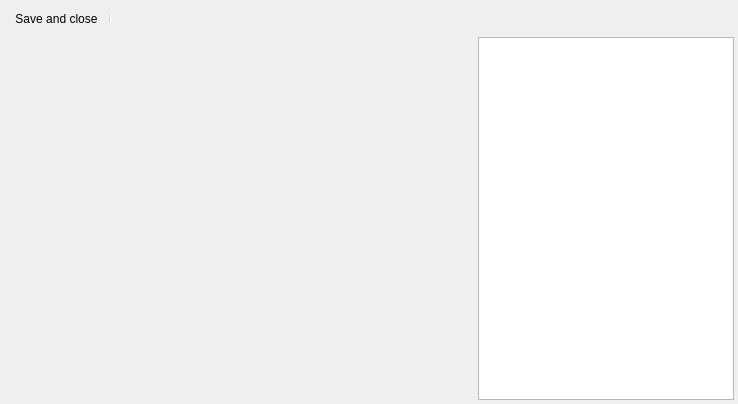
First picture: the form in Editors/PathEditor.ui, repository enigma-dev/RadialGM, before the edit.
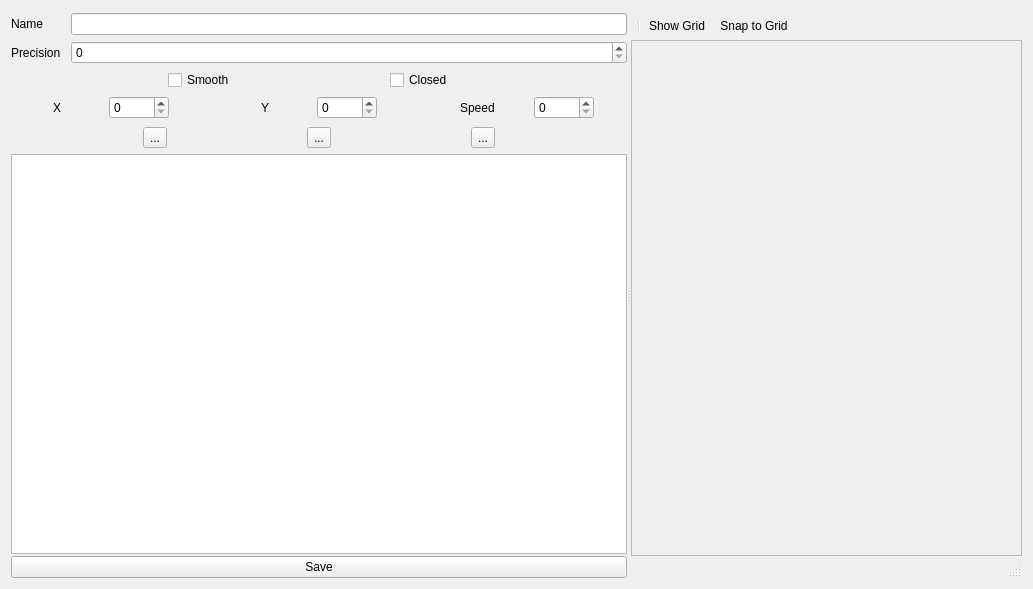
Second picture: the form after the edit. Icons and pictures are not drawn. Custom widgets are drawn as their Qt base class.

The edit to the form file:
```diff
--- a/Editors/PathEditor.ui
+++ b/Editors/PathEditor.ui
@@ -6,8 +6,8 @@
    <rect>
     <x>0</x>
     <y>0</y>
-    <width>738</width>
-    <height>404</height>
+    <width>1033</width>
+    <height>589</height>
    </rect>
   </property>
   <property name="sizePolicy">
@@ -26,201 +26,659 @@
   <property name="Josh" stdset="0">
    <string>helloenigmasssss</string>
   </property>
-  <layout class="QVBoxLayout" name="verticalLayout" stretch="0,3">
-   <property name="spacing">
-    <number>4</number>
-   </property>
-   <property name="leftMargin">
-    <number>4</number>
-   </property>
-   <property name="topMargin">
-    <number>4</number>
-   </property>
-   <property name="rightMargin">
-    <number>4</number>
-   </property>
-   <property name="bottomMargin">
-    <number>4</number>
-   </property>
+  <layout class="QVBoxLayout" name="verticalLayout">
    <item>
-    <widget class="QToolBar" name="mainToolBar">
-     <property name="sizePolicy">
-      <sizepolicy hsizetype="Fixed" vsizetype="Fixed">
-       <horstretch>0</horstretch>
-       <verstretch>0</verstretch>
-      </sizepolicy>
-     </property>
-     <property name="iconSize">
-      <size>
-       <width>24</width>
-       <height>24</height>
-      </size>
-     </property>
-     <property name="floatable">
-      <bool>true</bool>
-     </property>
-     <addaction name="actionSave"/>
-     <addaction name="separator"/>
+    <widget class="QWidget" name="widget" native="true">
+     <layout class="QVBoxLayout" name="verticalLayout_4">
+      <property name="spacing">
+       <number>0</number>
+      </property>
+      <property name="leftMargin">
+       <number>0</number>
+      </property>
+      <property name="topMargin">
+       <number>0</number>
+      </property>
+      <property name="rightMargin">
+       <number>0</number>
+      </property>
+      <property name="bottomMargin">
+       <number>0</number>
+      </property>
+      <item>
+       <widget class="QSplitter" name="splitter">
+        <property name="sizePolicy">
+         <sizepolicy hsizetype="Preferred" vsizetype="Preferred">
+          <horstretch>0</horstretch>
+          <verstretch>0</verstretch>
+         </sizepolicy>
+        </property>
+        <property name="orientation">
+         <enum>Qt::Horizontal</enum>
+        </property>
+        <widget class="QWidget" name="pointsEditWidget" native="true">
+         <property name="sizePolicy">
+          <sizepolicy hsizetype="Fixed" vsizetype="Preferred">
+           <horstretch>0</horstretch>
+           <verstretch>0</verstretch>
+          </sizepolicy>
+         </property>
+         <property name="minimumSize">
+          <size>
+           <width>0</width>
+           <height>0</height>
+          </size>
+         </property>
+         <property name="baseSize">
+          <size>
+           <width>0</width>
+           <height>0</height>
+          </size>
+         </property>
+         <layout class="QVBoxLayout" name="verticalLayout_3">
+          <property name="spacing">
+           <number>2</number>
+          </property>
+          <property name="sizeConstraint">
+           <enum>QLayout::SetDefaultConstraint</enum>
+          </property>
+          <property name="leftMargin">
+           <number>0</number>
+          </property>
+          <property name="topMargin">
+           <number>0</number>
+          </property>
+          <property name="rightMargin">
+           <number>0</number>
+          </property>
+          <property name="bottomMargin">
+           <number>0</number>
+          </property>
+          <item>
+           <widget class="QWidget" name="nameWidget" native="true">
+            <layout class="QHBoxLayout" name="horizontalLayout">
+             <property name="spacing">
+              <number>0</number>
+             </property>
+             <property name="leftMargin">
+              <number>0</number>
+             </property>
+             <property name="topMargin">
+              <number>2</number>
+             </property>
+             <property name="rightMargin">
+              <number>0</number>
+             </property>
+             <property name="bottomMargin">
+              <number>2</number>
+             </property>
+             <item>
+              <widget class="QLabel" name="nameLabel">
+               <property name="sizePolicy">
+                <sizepolicy hsizetype="Fixed" vsizetype="Preferred">
+                 <horstretch>0</horstretch>
+                 <verstretch>0</verstretch>
+                </sizepolicy>
+               </property>
+               <property name="minimumSize">
+                <size>
+                 <width>60</width>
+                 <height>0</height>
+                </size>
+               </property>
+               <property name="text">
+                <string>Name</string>
+               </property>
+              </widget>
+             </item>
+             <item>
+              <widget class="QLineEdit" name="nameEdit"/>
+             </item>
+            </layout>
+           </widget>
+          </item>
+          <item>
+           <widget class="QWidget" name="precisionWidget" native="true">
+            <layout class="QHBoxLayout" name="horizontalLayout_10">
+             <property name="spacing">
+              <number>0</number>
+             </property>
+             <property name="leftMargin">
+              <number>0</number>
+             </property>
+             <property name="topMargin">
+              <number>2</number>
+             </property>
+             <property name="rightMargin">
+              <number>0</number>
+             </property>
+             <property name="bottomMargin">
+              <number>2</number>
+             </property>
+             <item>
+              <widget class="QLabel" name="precisionLabel">
+               <property name="sizePolicy">
+                <sizepolicy hsizetype="Fixed" vsizetype="Preferred">
+                 <horstretch>0</horstretch>
+                 <verstretch>0</verstretch>
+                </sizepolicy>
+               </property>
+               <property name="minimumSize">
+                <size>
+                 <width>60</width>
+                 <height>0</height>
+                </size>
+               </property>
+               <property name="text">
+                <string>Precision</string>
+               </property>
+              </widget>
+             </item>
+             <item>
+              <widget class="QSpinBox" name="precisionSpinBox">
+               <property name="sizePolicy">
+                <sizepolicy hsizetype="Preferred" vsizetype="Fixed">
+                 <horstretch>0</horstretch>
+                 <verstretch>0</verstretch>
+                </sizepolicy>
+               </property>
+              </widget>
+             </item>
+            </layout>
+           </widget>
+          </item>
+          <item>
+           <widget class="QWidget" name="linePropsWidget" native="true">
+            <layout class="QHBoxLayout" name="horizontalLayout_11">
+             <property name="leftMargin">
+              <number>2</number>
+             </property>
+             <property name="topMargin">
+              <number>0</number>
+             </property>
+             <property name="rightMargin">
+              <number>10</number>
+             </property>
+             <property name="bottomMargin">
+              <number>0</number>
+             </property>
+             <item>
+              <widget class="QWidget" name="widget_3" native="true">
+               <layout class="QHBoxLayout" name="horizontalLayout_7">
+                <property name="spacing">
+                 <number>0</number>
+                </property>
+                <property name="leftMargin">
+                 <number>0</number>
+                </property>
+                <property name="topMargin">
+                 <number>2</number>
+                </property>
+                <property name="bottomMargin">
+                 <number>2</number>
+                </property>
+                <item>
+                 <widget class="QCheckBox" name="smoothCheckBox">
+                  <property name="sizePolicy">
+                   <sizepolicy hsizetype="Fixed" vsizetype="Fixed">
+                    <horstretch>0</horstretch>
+                    <verstretch>0</verstretch>
+                   </sizepolicy>
+                  </property>
+                  <property name="text">
+                   <string>Smooth</string>
+                  </property>
+                 </widget>
+                </item>
+                <item>
+                 <widget class="QCheckBox" name="closedCheckBox">
+                  <property name="sizePolicy">
+                   <sizepolicy hsizetype="Fixed" vsizetype="Fixed">
+                    <horstretch>0</horstretch>
+                    <verstretch>0</verstretch>
+                   </sizepolicy>
+                  </property>
+                  <property name="text">
+                   <string>Closed</string>
+                  </property>
+                 </widget>
+                </item>
+               </layout>
+              </widget>
+             </item>
+            </layout>
+           </widget>
+          </item>
+          <item>
+           <widget class="QWidget" name="newPointWidget" native="true">
+            <layout class="QHBoxLayout" name="horizontalLayout_6">
+             <property name="spacing">
+              <number>8</number>
+             </property>
+             <property name="leftMargin">
+              <number>0</number>
+             </property>
+             <property name="topMargin">
+              <number>2</number>
+             </property>
+             <property name="rightMargin">
+              <number>0</number>
+             </property>
+             <property name="bottomMargin">
+              <number>2</number>
+             </property>
+             <item>
+              <widget class="QWidget" name="xWidget" native="true">
+               <property name="sizePolicy">
+                <sizepolicy hsizetype="Preferred" vsizetype="Fixed">
+                 <horstretch>0</horstretch>
+                 <verstretch>0</verstretch>
+                </sizepolicy>
+               </property>
+               <layout class="QHBoxLayout" name="horizontalLayout_3">
+                <property name="spacing">
+                 <number>6</number>
+                </property>
+                <property name="leftMargin">
+                 <number>0</number>
+                </property>
+                <property name="topMargin">
+                 <number>0</number>
+                </property>
+                <property name="rightMargin">
+                 <number>0</number>
+                </property>
+                <property name="bottomMargin">
+                 <number>0</number>
+                </property>
+                <item>
+                 <widget class="QLabel" name="xLabel">
+                  <property name="sizePolicy">
+                   <sizepolicy hsizetype="Fixed" vsizetype="Preferred">
+                    <horstretch>0</horstretch>
+                    <verstretch>0</verstretch>
+                   </sizepolicy>
+                  </property>
+                  <property name="text">
+                   <string>X</string>
+                  </property>
+                 </widget>
+                </item>
+                <item>
+                 <widget class="QSpinBox" name="xSpinBox">
+                  <property name="sizePolicy">
+                   <sizepolicy hsizetype="Fixed" vsizetype="Preferred">
+                    <horstretch>0</horstretch>
+                    <verstretch>0</verstretch>
+                   </sizepolicy>
+                  </property>
+                  <property name="minimumSize">
+                   <size>
+                    <width>60</width>
+                    <height>0</height>
+                   </size>
+                  </property>
+                 </widget>
+                </item>
+               </layout>
+              </widget>
+             </item>
+             <item>
+              <widget class="QWidget" name="yWidget" native="true">
+               <layout class="QHBoxLayout" name="horizontalLayout_4">
+                <property name="leftMargin">
+                 <number>0</number>
+                </property>
+                <property name="topMargin">
+                 <number>0</number>
+                </property>
+                <property name="rightMargin">
+                 <number>0</number>
+                </property>
+                <property name="bottomMargin">
+                 <number>0</number>
+                </property>
+                <item>
+                 <widget class="QLabel" name="yLabel">
+                  <property name="sizePolicy">
+                   <sizepolicy hsizetype="Fixed" vsizetype="Preferred">
+                    <horstretch>0</horstretch>
+                    <verstretch>0</verstretch>
+                   </sizepolicy>
+                  </property>
+                  <property name="text">
+                   <string>Y</string>
+                  </property>
+                 </widget>
+                </item>
+                <item>
+                 <widget class="QSpinBox" name="yspinBox">
+                  <property name="sizePolicy">
+                   <sizepolicy hsizetype="Fixed" vsizetype="Fixed">
+                    <horstretch>0</horstretch>
+                    <verstretch>0</verstretch>
+                   </sizepolicy>
+                  </property>
+                  <property name="minimumSize">
+                   <size>
+                    <width>60</width>
+                    <height>0</height>
+                   </size>
+                  </property>
+                 </widget>
+                </item>
+               </layout>
+              </widget>
+             </item>
+             <item>
+              <widget class="QWidget" name="spdWidget" native="true">
+               <property name="sizePolicy">
+                <sizepolicy hsizetype="Preferred" vsizetype="Fixed">
+                 <horstretch>0</horstretch>
+                 <verstretch>0</verstretch>
+                </sizepolicy>
+               </property>
+               <layout class="QHBoxLayout" name="horizontalLayout_5">
+                <property name="leftMargin">
+                 <number>0</number>
+                </property>
+                <property name="topMargin">
+                 <number>0</number>
+                </property>
+                <property name="rightMargin">
+                 <number>0</number>
+                </property>
+                <property name="bottomMargin">
+                 <number>0</number>
+                </property>
+                <item>
+                 <widget class="QLabel" name="speedLabel">
+                  <property name="sizePolicy">
+                   <sizepolicy hsizetype="Fixed" vsizetype="Preferred">
+                    <horstretch>0</horstretch>
+                    <verstretch>0</verstretch>
+                   </sizepolicy>
+                  </property>
+                  <property name="text">
+                   <string>Speed</string>
+                  </property>
+                 </widget>
+                </item>
+                <item>
+                 <widget class="QSpinBox" name="speedSpinBox">
+                  <property name="sizePolicy">
+                   <sizepolicy hsizetype="Fixed" vsizetype="Preferred">
+                    <horstretch>0</horstretch>
+                    <verstretch>0</verstretch>
+                   </sizepolicy>
+                  </property>
+                  <property name="minimumSize">
+                   <size>
+                    <width>60</width>
+                    <height>0</height>
+                   </size>
+                  </property>
+                 </widget>
+                </item>
+               </layout>
+              </widget>
+             </item>
+            </layout>
+           </widget>
+          </item>
+          <item>
+           <widget class="QWidget" name="pointListButtons" native="true">
+            <layout class="QHBoxLayout" name="horizontalLayout_8">
+             <property name="spacing">
+              <number>8</number>
+             </property>
+             <property name="leftMargin">
+              <number>0</number>
+             </property>
+             <property name="topMargin">
+              <number>4</number>
+             </property>
+             <property name="rightMargin">
+              <number>0</number>
+             </property>
+             <property name="bottomMargin">
+              <number>4</number>
+             </property>
+             <item>
+              <widget class="QToolButton" name="addPointButton">
+               <property name="text">
+                <string>...</string>
+               </property>
+               <property name="icon">
+                <iconset resource="../images.qrc">
+                 <normaloff>:/actions/add.png</normaloff>:/actions/add.png</iconset>
+               </property>
+              </widget>
+             </item>
+             <item>
+              <widget class="QToolButton" name="insertPointButton">
+               <property name="text">
+                <string>...</string>
+               </property>
+               <property name="icon">
+                <iconset resource="../images.qrc">
+                 <normaloff>:/actions/edit.png</normaloff>:/actions/edit.png</iconset>
+               </property>
+              </widget>
+             </item>
+             <item>
+              <widget class="QToolButton" name="deletePointButton">
+               <property name="text">
+                <string>...</string>
+               </property>
+               <property name="icon">
+                <iconset resource="../images.qrc">
+                 <normaloff>:/actions/delete.png</normaloff>:/actions/delete.png</iconset>
+               </property>
+              </widget>
+             </item>
+            </layout>
+           </widget>
+          </item>
+          <item>
+           <widget class="QTableView" name="pointsTableView">
+            <attribute name="horizontalHeaderStretchLastSection">
+             <bool>true</bool>
+            </attribute>
+           </widget>
+          </item>
+          <item>
+           <widget class="QPushButton" name="saveButton">
+            <property name="text">
+             <string>Save</string>
+            </property>
+            <property name="icon">
+             <iconset resource="../images.qrc">
+              <normaloff>:/actions/accept.png</normaloff>:/actions/accept.png</iconset>
+            </property>
+           </widget>
+          </item>
+         </layout>
+        </widget>
+        <widget class="QWidget" name="pointsPreviewWidget" native="true">
+         <property name="sizePolicy">
+          <sizepolicy hsizetype="Preferred" vsizetype="Preferred">
+           <horstretch>0</horstretch>
+           <verstretch>0</verstretch>
+          </sizepolicy>
+         </property>
+         <layout class="QVBoxLayout" name="verticalLayout_2">
+          <property name="spacing">
+           <number>0</number>
+          </property>
+          <property name="leftMargin">
+           <number>0</number>
+          </property>
+          <property name="topMargin">
+           <number>0</number>
+          </property>
+          <property name="rightMargin">
+           <number>0</number>
+          </property>
+          <property name="bottomMargin">
+           <number>0</number>
+          </property>
+          <item>
+           <widget class="QToolBar" name="mainToolBar">
+            <property name="enabled">
+             <bool>true</bool>
+            </property>
+            <property name="sizePolicy">
+             <sizepolicy hsizetype="Preferred" vsizetype="Fixed">
+              <horstretch>0</horstretch>
+              <verstretch>0</verstretch>
+             </sizepolicy>
+            </property>
+            <property name="orientation">
+             <enum>Qt::Horizontal</enum>
+            </property>
+            <property name="iconSize">
+             <size>
+              <width>24</width>
+              <height>24</height>
+             </size>
+            </property>
+            <property name="floatable">
+             <bool>false</bool>
+            </property>
+            <addaction name="separator"/>
+            <addaction name="actionShowGrid"/>
+            <addaction name="actionSnaptoGrid"/>
+           </widget>
+          </item>
+          <item>
+           <widget class="AssetScrollArea" name="pathPreview">
+            <property name="autoFillBackground">
+             <bool>false</bool>
+            </property>
+            <property name="sizeAdjustPolicy">
+             <enum>QAbstractScrollArea::AdjustIgnored</enum>
+            </property>
+            <property name="widgetResizable">
+             <bool>true</bool>
+            </property>
+            <property name="alignment">
+             <set>Qt::AlignCenter</set>
+            </property>
+            <widget class="AssetScrollAreaBackground" name="pathPreviewBackground">
+             <property name="geometry">
+              <rect>
+               <x>0</x>
+               <y>0</y>
+               <width>267</width>
+               <height>508</height>
+              </rect>
+             </property>
+             <property name="autoFillBackground">
+              <bool>true</bool>
+             </property>
+             <layout class="QGridLayout" name="gridLayout_3">
+              <property name="sizeConstraint">
+               <enum>QLayout::SetDefaultConstraint</enum>
+              </property>
+              <property name="leftMargin">
+               <number>0</number>
+              </property>
+              <property name="topMargin">
+               <number>0</number>
+              </property>
+              <property name="rightMargin">
+               <number>0</number>
+              </property>
+              <property name="bottomMargin">
+               <number>0</number>
+              </property>
+              <property name="spacing">
+               <number>0</number>
+              </property>
+              <item row="0" column="0">
+               <widget class="PathView" name="roomView" native="true">
+                <property name="focusPolicy">
+                 <enum>Qt::ClickFocus</enum>
+                </property>
+               </widget>
+              </item>
+             </layout>
+            </widget>
+           </widget>
+          </item>
+          <item>
+           <widget class="QStatusBar" name="statusBar">
+            <property name="sizePolicy">
+             <sizepolicy hsizetype="Preferred" vsizetype="Fixed">
+              <horstretch>0</horstretch>
+              <verstretch>0</verstretch>
+             </sizepolicy>
+            </property>
+           </widget>
+          </item>
+         </layout>
+        </widget>
+       </widget>
+      </item>
+     </layout>
     </widget>
    </item>
-   <item>
-    <layout class="QHBoxLayout" name="clientLayout" stretch="1,0">
-     <property name="spacing">
-      <number>4</number>
-     </property>
-     <property name="sizeConstraint">
-      <enum>QLayout::SetDefaultConstraint</enum>
-     </property>
-     <property name="leftMargin">
-      <number>0</number>
-     </property>
-     <property name="topMargin">
-      <number>0</number>
-     </property>
-     <property name="rightMargin">
-      <number>0</number>
-     </property>
-     <property name="bottomMargin">
-      <number>0</number>
-     </property>
-     <item>
-      <layout class="QVBoxLayout" name="propertiesLayout">
-       <property name="spacing">
-        <number>4</number>
-       </property>
-       <property name="sizeConstraint">
-        <enum>QLayout::SetDefaultConstraint</enum>
-       </property>
-       <property name="leftMargin">
-        <number>4</number>
-       </property>
-       <property name="topMargin">
-        <number>0</number>
-       </property>
-       <property name="rightMargin">
-        <number>0</number>
-       </property>
-       <property name="bottomMargin">
-        <number>4</number>
-       </property>
-      </layout>
-     </item>
-     <item>
-      <widget class="QGraphicsView" name="imagePreview">
-       <property name="sizePolicy">
-        <sizepolicy hsizetype="Expanding" vsizetype="Expanding">
-         <horstretch>0</horstretch>
-         <verstretch>0</verstretch>
-        </sizepolicy>
-       </property>
-       <property name="backgroundBrush">
-        <brush brushstyle="NoBrush">
-         <color alpha="255">
-          <red>0</red>
-          <green>0</green>
-          <blue>0</blue>
-         </color>
-        </brush>
-       </property>
-      </widget>
-     </item>
-    </layout>
-   </item>
   </layout>
+  <action name="actionSnaptoGrid">
+   <property name="checkable">
+    <bool>true</bool>
+   </property>
+   <property name="icon">
+    <iconset resource="../images.qrc">
+     <normaloff>:/actions/snap-to-grid.png</normaloff>:/actions/snap-to-grid.png</iconset>
+   </property>
+   <property name="text">
+    <string>Snap to Grid</string>
+   </property>
+  </action>
   <action name="actionSave">
    <property name="icon">
     <iconset resource="../images.qrc">
      <normaloff>:/actions/accept.png</normaloff>:/actions/accept.png</iconset>
    </property>
    <property name="text">
-    <string>Save and close</string>
+    <string>Save</string>
    </property>
   </action>
-  <action name="actionNewImage">
-   <property name="icon">
-    <iconset resource="../images.qrc">
-     <normaloff>:/actions/new.png</normaloff>:/actions/new.png</iconset>
+  <action name="actionShowGrid">
+   <property name="checkable">
+    <bool>true</bool>
    </property>
-   <property name="text">
-    <string>New Image</string>
-   </property>
-   <property name="toolTip">
-    <string>New Image</string>
-   </property>
-  </action>
-  <action name="actionLoadImage">
    <property name="icon">
     <iconset resource="../images.qrc">
-     <normaloff>:/actions/open-image.png</normaloff>:/actions/open-image.png</iconset>
+     <normaloff>:/actions/grid.png</normaloff>:/actions/grid.png</iconset>
    </property>
    <property name="text">
-    <string>Load Image</string>
-   </property>
-   <property name="toolTip">
-    <string>Load Image</string>
-   </property>
-  </action>
-  <action name="actionSaveImage">
-   <property name="icon">
-    <iconset resource="../images.qrc">
-     <normaloff>:/actions/save.png</normaloff>:/actions/save.png</iconset>
-   </property>
-   <property name="text">
-    <string>Save Image</string>
-   </property>
-   <property name="toolTip">
-    <string>Save Image</string>
-   </property>
-  </action>
-  <action name="actionEditImage">
-   <property name="icon">
-    <iconset resource="../images.qrc">
-     <normaloff>:/actions/colorize.png</normaloff>:/actions/colorize.png</iconset>
-   </property>
-   <property name="text">
-    <string>Edit Image</string>
-   </property>
-   <property name="toolTip">
-    <string>Edit Image</string>
-   </property>
-  </action>
-  <action name="actionZoom">
-   <property name="icon">
-    <iconset resource="../images.qrc">
-     <normaloff>:/actions/zoom.png</normaloff>:/actions/zoom.png</iconset>
-   </property>
-   <property name="text">
-    <string>Zoom</string>
-   </property>
-   <property name="toolTip">
-    <string>Zoom</string>
-   </property>
-  </action>
-  <action name="actionZoomIn">
-   <property name="icon">
-    <iconset resource="../images.qrc">
-     <normaloff>:/actions/zoom-in.png</normaloff>:/actions/zoom-in.png</iconset>
-   </property>
-   <property name="text">
-    <string>Zoom In</string>
-   </property>
-   <property name="toolTip">
-    <string>Zoom In</string>
-   </property>
-  </action>
-  <action name="actionZoomOut">
-   <property name="icon">
-    <iconset resource="../images.qrc">
-     <normaloff>:/actions/zoom-out.png</normaloff>:/actions/zoom-out.png</iconset>
-   </property>
-   <property name="text">
-    <string>Zoom Out</string>
-   </property>
-   <property name="toolTip">
-    <string>Zoom Out</string>
+    <string>Show Grid</string>
    </property>
   </action>
  </widget>
+ <customwidgets>
+  <customwidget>
+   <class>PathView</class>
+   <extends>QWidget</extends>
+   <header>Widgets/PathView.h</header>
+   <container>1</container>
+  </customwidget>
+  <customwidget>
+   <class>AssetScrollArea</class>
+   <extends>QScrollArea</extends>
+   <header>Widgets/AssetScrollArea.h</header>
+   <container>1</container>
+  </customwidget>
+  <customwidget>
+   <class>AssetScrollAreaBackground</class>
+   <extends>QWidget</extends>
+   <header>Widgets/AssetScrollAreaBackground.h</header>
+   <container>1</container>
+  </customwidget>
+ </customwidgets>
  <resources>
   <include location="../images.qrc"/>
  </resources>
```
